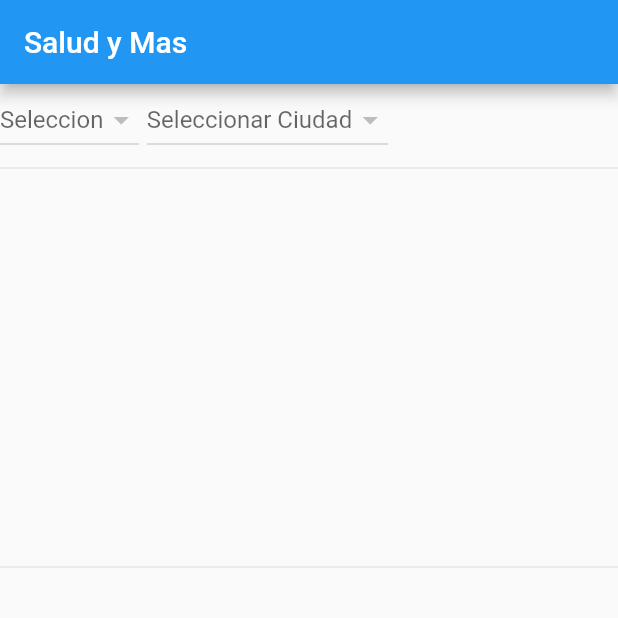
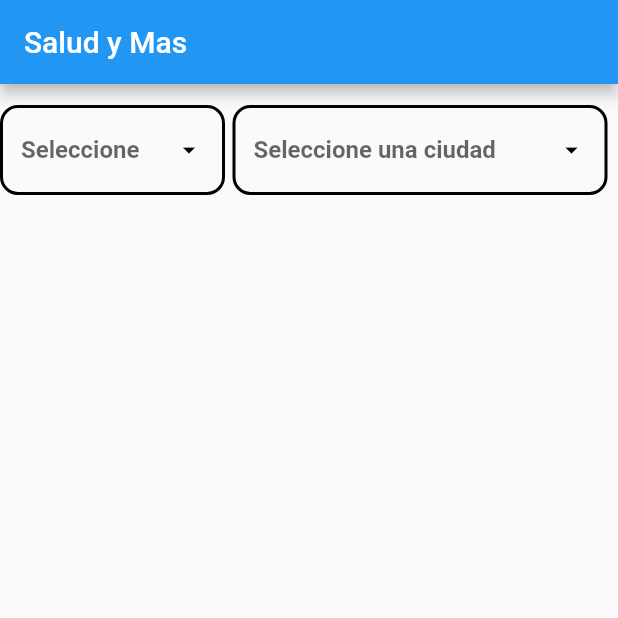
Before and after one commit to uziell/appSaludyMas, a Flutter app: the screen it shows after launch, on a phone screen of 412 x 824 dp, the top half of it. Run offline on Flutter 3.47's test engine with Material 2 defaults, Android fonts, the phone set to English and light mode, and no system bars; drawn by our look-alikes of card_swiper, carousel_slider; network calls fail.

Commit message:
ya quedo listo el dropmenu y el carrucel de imagenes

```diff
--- a/lib/src/pages/pantalla_principal.dart
+++ b/lib/src/pages/pantalla_principal.dart
@@ -4,6 +4,7 @@ import 'package:flutter/material.dart';
 import 'package:http/http.dart' as http;
 import 'package:carousel_slider/carousel_slider.dart';
 import 'package:salud_y_mas/src/models/modelo_categoria.dart';
+
 
 
 class PantallaPrincipal extends StatefulWidget {
@@ -13,36 +14,30 @@ class PantallaPrincipal extends StatefulWidget {
 class _PantallaPrincipalState extends State<PantallaPrincipal> {
 
   List<String> estadosConsulta = [], ciudadesConsulta = [], imagenes =[];
-  String _estadoActual = '', _ciudadActual = "";
-  List<DropdownMenuItem<String>> _dropDownMenuEstados = [], _dropDownMenuCiudades = [];
   List<MyModel> myData = [];
   String urlApi = 'https://www.salumas.com/Salud_Y_Mas_Api/';
-  List<dynamic> listImagenes = [] ;
-
+  List<String> listImagenes = [] ;
+  String vista = 'Seleccione';
+  String vistaCiudad = "Seleccione una ciudad";
 
 
   Future consultarImagenes() async {
     final url = Uri.parse(urlApi+'consultas_carrusel.php');
     var response = await http.get(url);
     var respuestaImagen = jsonDecode(response.body);
-
     for (var valor in respuestaImagen) {
       imagenes.add((valor['imagen']).toString());
     }
      print('Esto tiene imagenes: '+ imagenes.toString());
   }
-
-
   llenarCarrucel(List<String> lista) {
     print('Esto tiene lista:'+lista.toString());
     for (var i = 0; i < lista.length; i++) {
-       listImagenes.add(Uri.parse(urlApi+'/images/'+lista[i]));
+       listImagenes.add(urlApi+'/images/'+lista[i]);
     }
   }
 
-
   Future consultarAPIEstados() async {
-
     final url = Uri.parse(urlApi+'consultas_edo.php');
     var response = await http.get(url);
     var respuesta = jsonDecode(response.body);
@@ -51,27 +46,10 @@ class _PantallaPrincipalState extends State<PantallaPrincipal> {
       estadosConsulta.add((valor['nombre']));
     }
   }
-  List<DropdownMenuItem<String>> contruirDropEstados() {
-    List<DropdownMenuItem<String>> items = [];
-
-    for (String estado in estadosConsulta) {
-      items.add(
-          DropdownMenuItem(
-            child: Text(estado),
-            value:  estado,
-          )
-      );
-
-      print('Esto tiene estados: '+ estado);
-      print('Este es un estado nuevo'+estado);
-    }
-    return items;
-  }
 
   Future consultarAPICiudades(String estadoCiu) async {
-    _dropDownMenuCiudades.clear();
     ciudadesConsulta.clear();
-    _ciudadActual = '';
+   // _ciudadActual = '';
     final url = Uri.parse(urlApi+'consultas_cd?nameEdo='+estadoCiu);
     var response = await http.get(url);
     var respuesta = jsonDecode(response.body);
@@ -79,26 +57,12 @@ class _PantallaPrincipalState extends State<PantallaPrincipal> {
     //print(respuesta);
     for (var valor in respuesta) {
       ciudadesConsulta.add((valor['nombre']));
-
     }
-
+     print('item: '+ciudadesConsulta.toString());
     if(ciudadesConsulta.isEmpty){
       return;
     }
-   List<DropdownMenuItem<String>> itemsC = [];
-    for (String ciudades in ciudadesConsulta) {
-      itemsC.add(
-          DropdownMenuItem(
-                value: ciudades,
-                child:
-                    Text(ciudades,overflow: TextOverflow.ellipsis,
-                    )
-          ),
-      );
-      _dropDownMenuCiudades = itemsC;
-      print('Esto tiene ciudades: '+ ciudades);
-     // print('item: '+itemsC.toString());
-    }
+
   }
 
   @override
@@ -108,21 +72,22 @@ class _PantallaPrincipalState extends State<PantallaPrincipal> {
        llenarCarrucel(imagenes);
 
     });
-
     consultarAPIEstados().then((resultado) {
       setState(() {
-        _dropDownMenuEstados = contruirDropEstados();
-        _estadoActual = _dropDownMenuEstados[0].value.toString();
+       // _dropDownMenuEstados = contruirDropEstados();
+       // _estadoActual = _dropDownMenuEstados[0].value.toString();
+
 
       });
     });
   }
 
-  Future consultarCategorias(String actualStado)async{
+  Future consultarCategorias(String actualStado, String actualCiudad)async{
     myData.clear();
-    final  urlApi = Uri.parse('https://www.salumas.com/Salud_Y_Mas_Api/consultas_categorias?nameEdo='+ actualStado);
+    print('Esto tiene ciudadActual '+ actualCiudad);
+    final  urlApi = Uri.parse("https://www.salumas.com/Salud_Y_Mas_Api/consultas_categorias?nameEdo="+actualStado+"&nameCd="+actualCiudad);
+    print(urlApi);
     var response = await http.get(urlApi);
-
     if(response.statusCode == 200){
       String responseBody = response.body;
       var jsonBody =   json.decode(responseBody);
@@ -141,113 +106,115 @@ class _PantallaPrincipalState extends State<PantallaPrincipal> {
   Widget build(BuildContext context) {
     return SafeArea(
       child: Scaffold(
-
+        extendBodyBehindAppBar: true,
          appBar: AppBar(
           title: Text('Salud y Mas'),
+
         ),
-        body: ListView(
+        body: Column(
         children: [
-                    llamardropDwownMenu(),
-                    Divider(),
-                    _llenarCarrucel(),
-                  // llenarCarrucelPrueba(),
-                    Divider(),
-                    _llamarCategorias(),
+        Padding(padding: EdgeInsetsDirectional.all(35)),
+        llamarDropPrueba(),
+         //este es el buen carrucelPrueba
+         llenarCarrucelPrueba(),
+
         ],
         ),
             ),
         );
   }
 
-  llamardropDwownMenu(){
-    return Column(
+  llamarDropPrueba(){
+    return Row(
             children: [
-        Row(
-          children: [
-            DropdownButton(
-              hint: Text('Seleccion'),
-              value: _estadoActual,
-              items: _dropDownMenuEstados,
+                 Container(
+                  width: 150,
+                  padding: EdgeInsets.symmetric(horizontal:12, vertical: 4),
+                   decoration: BoxDecoration(
+                    borderRadius: BorderRadius.circular(12),
+                    border: Border.all(color: Colors.black,width: 2)
+                  ),
+                  child: DropdownButtonHideUnderline(
+                    child: DropdownButton(
+                      isExpanded: true,
+                      iconSize: 20,
+                      icon: Icon(Icons.arrow_drop_down, color: Colors.black),
+                      items: estadosConsulta.map((String estadoC) {
+                        return DropdownMenuItem(
+                          value: estadoC,
+                          child: Text(estadoC,
+                          ),
+                          );
+                      }).toList(),
                       onChanged: (String? seleccion){
                         setState(() {
-                  _estadoActual = seleccion!;
-                  consultarAPICiudades(_estadoActual).then((value){
+                          vista = seleccion.toString();
+                          consultarAPICiudades(vista).then((value){
                           setState(() {
-                      _ciudadActual = _dropDownMenuCiudades[0].value.toString();
+                            vistaCiudad = ciudadesConsulta[0].toString();
+
                           });
-                  });
-                  consultarCategorias(_estadoActual).then((value) {
-                   // llenarImagenesEspecialidad(imagenesCategoria);
                         });
                       });
                     },
+                      hint: Text(vista, style: TextStyle(fontWeight: FontWeight.bold, fontSize: 16)),
+                    ),
+                  ),
                 ),
               SizedBox(
-              width: 5.0,
+                width: 5,
               ),
-            DropdownButton(
-              hint: Text('Seleccionar Ciudad'),
-              value: _ciudadActual,
-              items: _dropDownMenuCiudades,
-              onChanged: (String? seleccion){
+              Container(
+                  width: 250,
+                  padding: EdgeInsets.symmetric(horizontal:12, vertical: 4),
+                   decoration: BoxDecoration(
+                    borderRadius: BorderRadius.circular(12),
+                    border: Border.all(color: Colors.black,width: 2)
+                  ),
+                  child: DropdownButtonHideUnderline(
+                    child: DropdownButton(
+                      items: ciudadesConsulta.map((String ciudadC) {
+                        return DropdownMenuItem(
+                          value: ciudadC,
+                          child: Text(ciudadC),
+                          );
+                      }).toList(),
+                      iconSize: 20,
+                      isExpanded: true,
+                      icon: Icon(Icons.arrow_drop_down, color: Colors.black),
+                      onChanged: (_ciudadActual){
                         setState(() {
-                  _ciudadActual = seleccion!;
+                          vistaCiudad = _ciudadActual.toString();
+                           _llamarCategorias(vistaCiudad);
                           });
                       },
-            )
-          ],
-        )
+                      hint: Text(vistaCiudad,style: TextStyle(fontWeight: FontWeight.bold, fontSize: 16),),
+                      ),
+                  ),
+                ),
+
             ],
           );
 
   }
+llenarCarrucelPrueba() {
+return Container(
+  width: double.infinity,
+  height: 250.0,
+  child: Swiper(
 
-  _llenarCarrucel() {
-    CarouselController buttonCarouselController = CarouselController();
-    return Container(
-      child: Column(
-        mainAxisAlignment: MainAxisAlignment.center,
-        crossAxisAlignment: CrossAxisAlignment.center,
-        children:<Widget> [
-          CarouselSlider(
-            items: listImagenes.map((imgS){
-              return Builder(
-                builder: (BuildContext context){
-                  return Container(
-                    decoration: BoxDecoration(
-                      color: Colors.white
-                    ),
-                    child: Padding(
-                      padding: const EdgeInsets.all(8.0),
-                      child: Image.network(imgS.toString()),
+        itemBuilder: (BuildContext context,int index){
+          return new Image.network(listImagenes[index],fit: BoxFit.fill,);
+        },
+        itemCount: listImagenes.length,
+        pagination: new SwiperPagination(),
+        control: new SwiperControl(),
+        autoplay: true,
       ),
 );
-                },
-              );
-            }).toList(),
-            carouselController: buttonCarouselController ,
-            options: CarouselOptions(
-              height: 250,
-              aspectRatio: 16/9,
-              viewportFraction: 0.8,
-              initialPage: 0,
-              enableInfiniteScroll: true,
-              reverse: false,
-              autoPlay: true,
-              //autoPlayAnimationDuration: Duration(microseconds: 3),
-              autoPlayInterval: Duration(seconds: 3),
-              autoPlayCurve: Curves.fastOutSlowIn,
-              scrollDirection: Axis.horizontal,
 
-            ),
-
-          )
-        ],
-      ),
-    );
 }
-
-  _llamarCategorias() {
+  _llamarCategorias(String nombreCiudad) {
    final uriApss = Uri.parse(urlApi+'images/especialidades/default.png');
     var size = MediaQuery.of(context).size;
     final double itemHeight = size.height * 15.8;
@@ -311,4 +278,9 @@ class _PantallaPrincipalState extends State<PantallaPrincipal> {
 
 
 
+
+
+
+
+
 }
```
Lines whose indentation alone changed are shown as unchanged.
